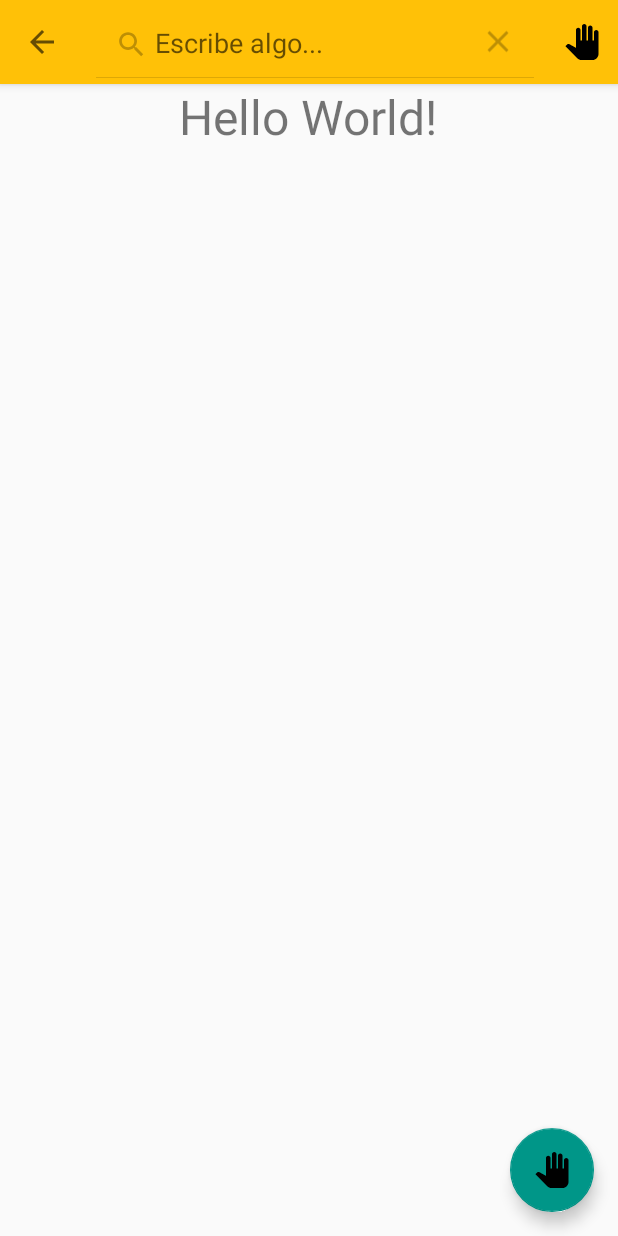
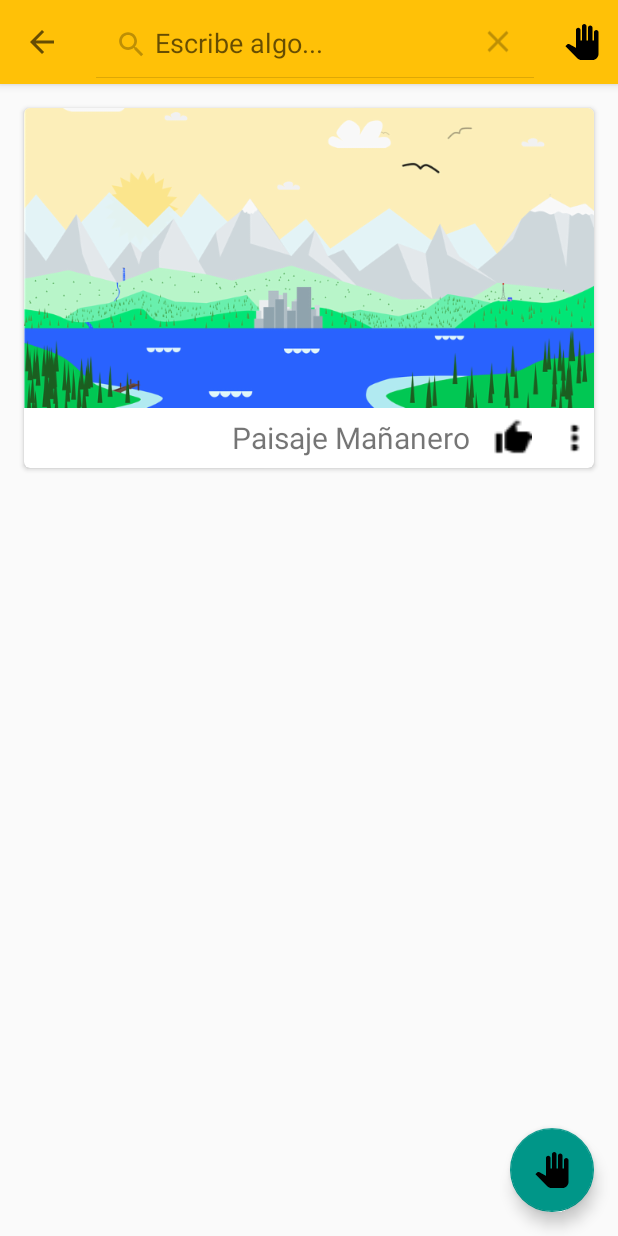
Before and after one commit to carlosjordi/ciclo6-android, an Android app: the screen it shows after launch (MainActivity), after a tap on "Search", on a phone screen of 412 x 824 dp. Run offline under Robolectric (Android 15) with nearby library versions, the phone set to English and light mode, and no system bars; 1 other tap on this screen came first.

Commit message:
agregado un cardview al proyecto MaterialDesign, aunque las imagenes de los botones están ugly

```diff
--- a/extras/MaterialDesign/app/build.gradle
+++ b/extras/MaterialDesign/app/build.gradle
@@ -27,4 +27,5 @@ dependencies {
     androidTestImplementation 'androidx.test.ext:junit:1.1.1'
     androidTestImplementation 'androidx.test.espresso:espresso-core:3.2.0'
     implementation 'com.google.android.material:material:1.0.0'
+    implementation 'androidx.cardview:cardview'
 }
--- a/extras/MaterialDesign/app/src/main/java/pe/carlosjordi/materialdesign/MainActivity.java
+++ b/extras/MaterialDesign/app/src/main/java/pe/carlosjordi/materialdesign/MainActivity.java
@@ -67,18 +67,21 @@ public class MainActivity extends AppCompatActivity {
     private void setMenu(Menu menu){
         getMenuInflater().inflate(R.menu.toolbar_menu, menu);
     }
+
     private SearchView getSearchView(Menu menu){
         MenuItem item = menu.findItem(R.id.icon_search);
         return (SearchView) item.getActionView();
     }
+
     private void setSearchViewHint(SearchView search){
         search.setQueryHint("Escribe algo...");
     }
+
     private void setOnFocusChangeListener(SearchView search){
         search.setOnQueryTextFocusChangeListener(new View.OnFocusChangeListener() {
             @Override
             public void onFocusChange(View v, boolean hasFocus) {
-                Toast.makeText(MainActivity.this, "Cambiando el foco", Toast.LENGTH_SHORT).show();
+                toastMessage("Cambiando el foco");
             }
         });
     }
@@ -86,15 +89,19 @@ public class MainActivity extends AppCompatActivity {
         search.setOnQueryTextListener(new SearchView.OnQueryTextListener() {
             @Override
             public boolean onQueryTextSubmit(String query) {
-                Toast.makeText(MainActivity.this, "Buscando...", Toast.LENGTH_SHORT).show();
+                toastMessage("Buscando...");
                 return true;
             }
 
             @Override
             public boolean onQueryTextChange(String newText) {
-                Toast.makeText(MainActivity.this, "Estás escribiendo", Toast.LENGTH_SHORT).show();
+                toastMessage("Estás escribiendo");
                 return true;
             }
         });
     }
+
+    private void toastMessage(String message){
+        Toast.makeText(this, message, Toast.LENGTH_SHORT).show();
+    }
 }
--- /dev/null
+++ b/extras/MaterialDesign/app/src/main/res/drawable/ic_airplane.xml
@@ -0,0 +1,9 @@
+<vector xmlns:android="http://schemas.android.com/apk/res/android"
+        android:width="24dp"
+        android:height="24dp"
+        android:viewportWidth="24.0"
+        android:viewportHeight="24.0">
+    <path
+        android:fillColor="#FF000000"
+        android:pathData="M21,16v-2l-8,-5V3.5c0,-0.83 -0.67,-1.5 -1.5,-1.5S10,2.67 10,3.5V9l-8,5v2l8,-2.5V19l-2,1.5V22l3.5,-1 3.5,1v-1.5L13,19v-5.5l8,2.5z"/>
+</vector>
--- a/extras/MaterialDesign/app/src/main/res/layout/activity_main.xml
+++ b/extras/MaterialDesign/app/src/main/res/layout/activity_main.xml
@@ -1,5 +1,6 @@
 <?xml version="1.0" encoding="utf-8"?>
 <LinearLayout xmlns:android="http://schemas.android.com/apk/res/android"
+    xmlns:app="http://schemas.android.com/apk/res-auto"
     xmlns:tools="http://schemas.android.com/tools"
     android:layout_width="match_parent"
     android:layout_height="match_parent"
@@ -10,12 +11,60 @@
         android:id="@+id/toolbar"
         layout="@layout/toolbar" />
 
-    <TextView
-        android:layout_width="wrap_content"
-        android:layout_height="wrap_content"
+    <androidx.cardview.widget.CardView
+        android:id="@+id/cvPaisaje"
+        android:layout_width="match_parent"
+        android:layout_height="@dimen/card_view_height"
         android:layout_gravity="center"
-        android:text="Hello World!"
-        android:textSize="32sp" />
+        android:layout_margin="@dimen/card_view_margin"
+        app:cardCornerRadius="@dimen/card_view_corner_radius">
+
+        <LinearLayout
+            android:layout_width="match_parent"
+            android:layout_height="match_parent"
+            android:orientation="vertical">
+
+            <ImageView
+                android:layout_width="match_parent"
+                android:layout_height="@dimen/image_view_height"
+                android:contentDescription="@string/ref_paisaje"
+                android:scaleType="centerCrop"
+                android:src="@drawable/paisaje_manana" />
+
+            <LinearLayout
+                android:layout_width="wrap_content"
+                android:layout_height="match_parent"
+                android:layout_gravity="end"
+                android:orientation="horizontal">
+
+                <TextView
+                    android:layout_width="wrap_content"
+                    android:layout_height="wrap_content"
+                    android:layout_gravity="center_vertical"
+                    android:layout_marginEnd="@dimen/view_group_margin_right"
+                    android:text="@string/paisaje_manana"
+                    android:textSize="20sp" />
+
+                <ImageButton
+                    android:layout_width="@dimen/image_button_dimension"
+                    android:layout_height="@dimen/image_button_dimension"
+                    android:layout_gravity="center_vertical"
+                    android:layout_marginEnd="@dimen/view_group_margin_right"
+                    android:background="@mipmap/ic_thumb_up"
+                    android:contentDescription="@string/ref_like" />
+
+                <ImageButton
+                    android:layout_width="@dimen/image_button_dimension"
+                    android:layout_height="@dimen/image_button_dimension"
+                    android:layout_gravity="center_vertical"
+                    android:background="@mipmap/ic_more"
+                    android:contentDescription="@string/ref_more" />
+
+            </LinearLayout>
+
+        </LinearLayout>
+
+    </androidx.cardview.widget.CardView>
 
     <androidx.coordinatorlayout.widget.CoordinatorLayout
         android:layout_width="match_parent"
@@ -32,5 +81,4 @@
             android:src="@drawable/ic_stop" />
     </androidx.coordinatorlayout.widget.CoordinatorLayout>
 
-
 </LinearLayout>
--- a/extras/MaterialDesign/app/src/main/res/values/dimens.xml
+++ b/extras/MaterialDesign/app/src/main/res/values/dimens.xml
@@ -4,4 +4,11 @@
     <dimen name="toolbar_elevation">4dp</dimen>
     <dimen name="fab_margin">16dp</dimen>
     <dimen name="fab_elevation">6dp</dimen>
+    <dimen name="card_view_height">240dp</dimen>
+    <dimen name="card_view_corner_radius">4dp</dimen>
+    <dimen name="layout_padding">16dp</dimen>
+    <dimen name="image_view_height">200dp</dimen>
+    <dimen name="view_group_margin_right">16dp</dimen>
+    <dimen name="card_view_margin">16dp</dimen>
+    <dimen name="image_button_dimension">25dp</dimen>
 </resources>
--- a/extras/MaterialDesign/app/src/main/res/values/strings.xml
+++ b/extras/MaterialDesign/app/src/main/res/values/strings.xml
@@ -1,3 +1,7 @@
 <resources>
     <string name="app_name">MaterialDesign</string>
+    <string name="ref_paisaje">paisaje</string>
+    <string name="paisaje_manana">Paisaje Mañanero</string>
+    <string name="ref_like">like</string>
+    <string name="ref_more">more</string>
 </resources>
```
Also changed, not shown: extras/MaterialDesign/app/src/main/res/drawable-hdpi/paisaje_manana.png (added), extras/MaterialDesign/app/src/main/res/drawable-mdpi/paisaje_manana.png (added), extras/MaterialDesign/app/src/main/res/drawable-xhdpi/paisaje_manana.png (added), extras/MaterialDesign/app/src/main/res/drawable-xxhdpi/paisaje_manana.png (added), extras/MaterialDesign/app/src/main/res/drawable-xxxhdpi/paisaje_manana.png (added), extras/MaterialDesign/app/src/main/res/mipmap-xhdpi/ic_more.png (added), extras/MaterialDesign/app/src/main/res/mipmap-xhdpi/ic_thumb_up.png (added).
